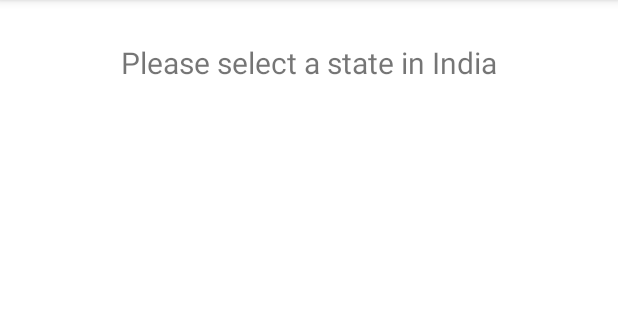
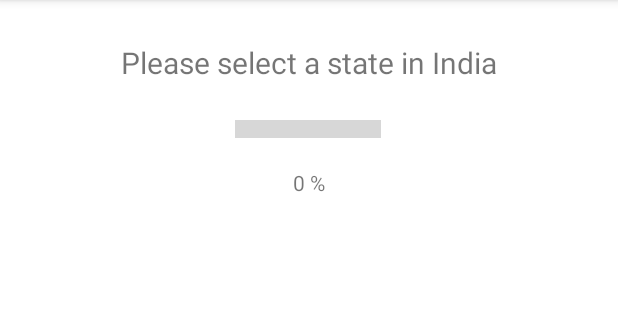
Before and after one commit to shambhavik14/Team43, an Android app: the States screen opened directly, with no data from a screen before it, on a phone screen of 412 x 824 dp, the part 84-404 px from its top. Run offline under Robolectric (Android 15) with nearby library versions, the phone set to English and light mode, and no system bars; 1 statement that could not run was skipped.

Commit message:
fixed progress bar bug

```diff
--- a/app/src/main/java/edu/northeastern/team43/ProgressBarAnimation.java
+++ b/app/src/main/java/edu/northeastern/team43/ProgressBarAnimation.java
@@ -24,6 +24,14 @@ public class ProgressBarAnimation extends Animation {
         this.to = to;
         this.covidNewsApi = covidNewsApi;
     }
+    public ProgressBarAnimation(Context context,ProgressBar progressBar,TextView textView,float from,float to){
+        this.context = context;
+        this.progressBar = progressBar;
+        this.textView = textView;
+        this.from = from;
+        this.to = to;
+        this.covidNewsApi = covidNewsApi;
+    }
     @Override
     protected void applyTransformation(float interpolatedTime, Transformation transformation){
         super.applyTransformation(interpolatedTime, transformation);
@@ -31,7 +39,7 @@ public class ProgressBarAnimation extends Animation {
         progressBar.setProgress((int)value);
         textView.setText((int)value + " %");
         if (value==to){
-            covidNewsApi.setVisibility(View.VISIBLE);
+//            covidNewsApi.setVisibility(View.VISIBLE);
 
         }
     }
--- a/app/src/main/java/edu/northeastern/team43/States.java
+++ b/app/src/main/java/edu/northeastern/team43/States.java
@@ -2,6 +2,10 @@ package edu.northeastern.team43;
 
 import android.os.Bundle;
 import android.util.Log;
+import android.view.View;
+import android.view.WindowManager;
+import android.widget.ProgressBar;
+import android.widget.TextView;
 
 import androidx.appcompat.app.AppCompatActivity;
 import androidx.recyclerview.widget.LinearLayoutManager;
@@ -26,14 +30,29 @@ public class States extends AppCompatActivity {
     ArrayList<String> stateNameList;
     static String data;
 
+    private ProgressBar progressBar;
+    private TextView textView;
+
     @Override
     protected void onCreate(Bundle savedInstanceState) {
         super.onCreate(savedInstanceState);
         setContentView(R.layout.activity_states);
         recyclerView = findViewById(R.id.recyclerView);
         Thread thread = new Thread(() -> {
-
+            getWindow().setFlags(WindowManager.LayoutParams.FLAG_FULLSCREEN, WindowManager.LayoutParams.FLAG_FULLSCREEN);
+            progressBar = findViewById(R.id.progressBar);
+            textView = findViewById(R.id.progressText);
+            progressBar.setMax(100);
+            progressBar.setScaleY(3f);
+            progressAnimation();
+            try {
+                Thread.sleep(3000);
+            } catch (InterruptedException e) {
+                e.printStackTrace();
+            }
             String api = api();
+            progressBar.setVisibility(View.INVISIBLE);
+            textView.setVisibility(View.INVISIBLE);
             data = api;
             try {
                 jsonObject = new JSONObject(api);
@@ -49,13 +68,18 @@ public class States extends AppCompatActivity {
                     stateNameList.add(key);
                 }
             }
-            runOnUiThread(() -> {
-                setAdapter();
+                runOnUiThread(() -> {
+                    setAdapter();
 
-                stateRecyclerViewAdapater.notifyDataSetChanged();
-            });
+                    stateRecyclerViewAdapater.notifyDataSetChanged();
+                });
         });
         thread.start();
+    }
+    private void progressAnimation() {
+        ProgressBarAnimation animation = new ProgressBarAnimation(getApplicationContext(), progressBar, textView, 0f, 100f);
+        animation.setDuration(3000);
+        progressBar.setAnimation(animation);
     }
 
     private String api() {
--- a/app/src/main/res/layout/activity_states.xml
+++ b/app/src/main/res/layout/activity_states.xml
@@ -8,9 +8,9 @@
 
     <androidx.recyclerview.widget.RecyclerView
         android:id="@+id/recyclerView"
-        android:layout_width="409dp"
-        android:layout_height="654dp"
-        android:layout_marginTop="24dp"
+        android:layout_width="410dp"
+        android:layout_height="550dp"
+        android:layout_marginTop="96dp"
         app:layout_constraintTop_toBottomOf="@+id/textView"
         tools:layout_editor_absoluteX="1dp" />
 
@@ -25,4 +25,25 @@
         app:layout_constraintHorizontal_bias="0.498"
         app:layout_constraintStart_toStartOf="parent"
         app:layout_constraintTop_toTopOf="parent" />
+
+    <TextView
+        android:id="@+id/progressText"
+        android:layout_width="wrap_content"
+        android:layout_height="wrap_content"
+        android:layout_marginTop="17dp"
+        android:text="TextView"
+        app:layout_constraintEnd_toEndOf="parent"
+        app:layout_constraintStart_toStartOf="parent"
+        app:layout_constraintTop_toBottomOf="@+id/progressBar" />
+
+    <ProgressBar
+        android:id="@+id/progressBar"
+        style="?android:attr/progressBarStyleHorizontal"
+        android:layout_width="97dp"
+        android:layout_height="15dp"
+        android:layout_marginTop="24dp"
+        app:layout_constraintEnd_toEndOf="parent"
+        app:layout_constraintHorizontal_bias="0.498"
+        app:layout_constraintStart_toStartOf="parent"
+        app:layout_constraintTop_toBottomOf="@+id/textView" />
 </androidx.constraintlayout.widget.ConstraintLayout>
```
Also changed, not shown: app/src/main/java/edu/northeastern/team43/MainActivity.java (+0 -15 lines), app/src/main/res/layout/activity_main.xml (+0 -22 lines).
